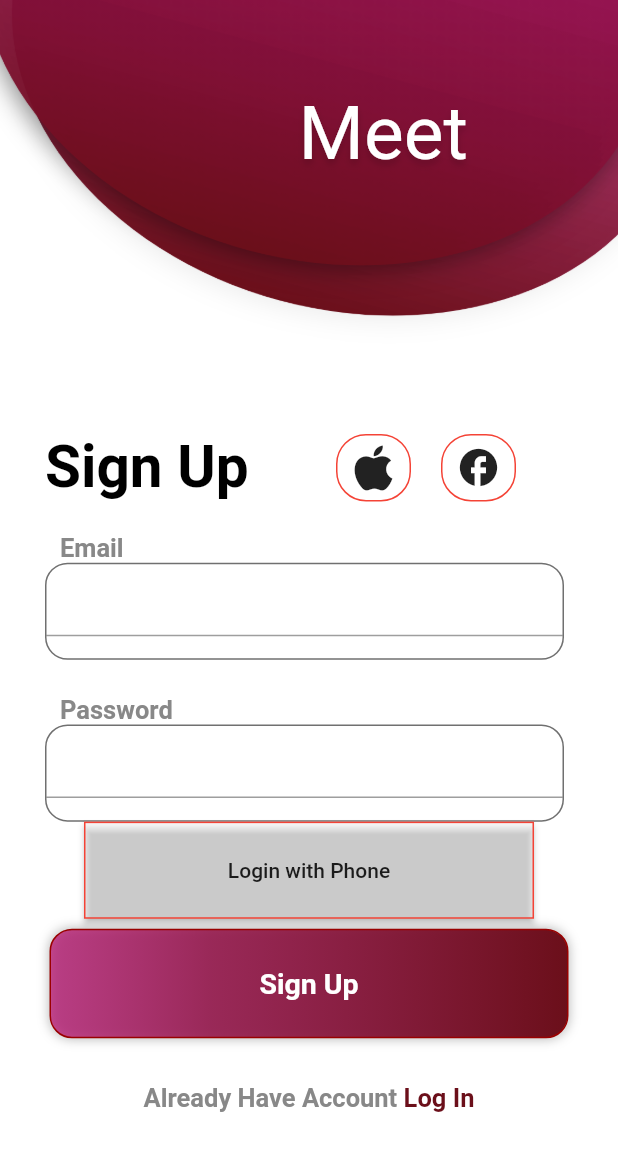
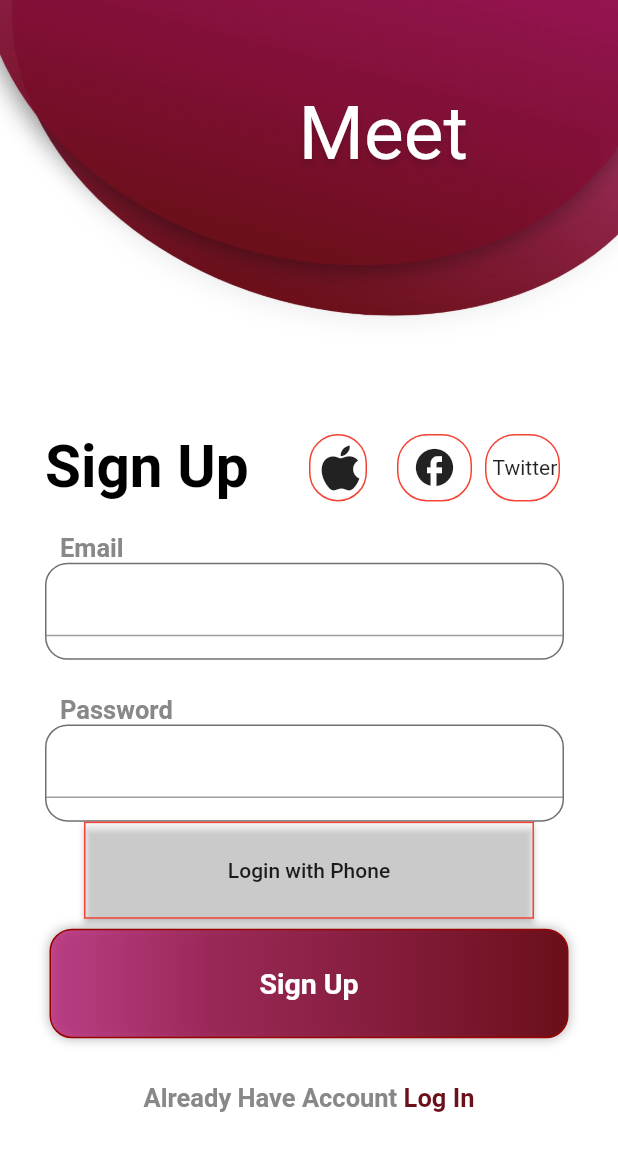
Before and after one commit to farooq958/FlutterFirebasePractice2022, a Flutter app: the screen it shows after launch, on a phone screen of 412 x 824 dp. Shown: the top 1151 px of the screen. Run offline on Flutter 3.47's test engine with Material 2 defaults, Android fonts, the phone set to English and light mode, and no system bars; our stand-ins replace bloc, device_preview, firebase_auth, firebase_core, flutter_bloc, flutter_screenutil and 2 more; missing offline and left inert: flutter_facebook_auth, twitter_login; accounts and stored records are empty; Roboto replaces fonts that are missing (Segoe UI).

Commit message:
Added Twitter Auth v1 v2 flutter

```diff
--- a/lib/cubitss/firebaseotp_state.dart
+++ b/lib/cubitss/firebaseotp_state.dart
@@ -7,10 +7,20 @@ class FirebaseotpInitial extends FirebaseotpState {}
 
 class FirebaseotpLoaded extends FirebaseotpState {}
 
-class FirebaseotpException extends FirebaseotpState {}
+class FirebaseotpException extends FirebaseotpState {
+
+  String? msg;
+  FirebaseotpException({required msg});
+
+}
 class Firebaseotpautofetched extends FirebaseotpState {
 
   late String otpfetchedauto;
   Firebaseotpautofetched({required otpfetchedauto});
 
 }
+class FirebaseotpSentotpcodecheck extends FirebaseotpState {
+
+
+
+}
--- a/lib/shared_component/resuablescreen.dart
+++ b/lib/shared_component/resuablescreen.dart
@@ -1,8 +1,8 @@
-import 'package:firebase_auth/firebase_auth.dart';
+
 import 'package:flutter/material.dart';
 import 'package:flutter_screenutil/flutter_screenutil.dart';
 import 'package:tasky/shared_component/firebase_services.dart';
-import 'package:tasky/views/dashboard_Screen.dart';
+
 import 'package:tasky/views/log_in.dart';
 import 'package:tasky/views/phone_login.dart';
 
@@ -72,18 +72,16 @@ class Reusablescreen {
                                   child: Align(
                                     alignment: Alignment.bottomRight,
                                     child: GestureDetector(
-                                      onLongPress: ()
-                                      {
-
+                                      onLongPress: () {
                                         var snackk = const SnackBar(
-                                          content: Text('Aap soch rahai hongy k ye apple hai lekin ye apple nahi.. kya kre majboori hai .. '),
+                                          content: Text(
+                                              'Aap soch rahai hongy k ye apple hai lekin ye apple nahi.. kya kre majboori hai .. '),
                                         );
-                                        ScaffoldMessenger.of(context).showSnackBar(snackk);
+                                        ScaffoldMessenger.of(context)
+                                            .showSnackBar(snackk);
                                       },
-                                      onTap: ()
-                                      {
+                                      onTap: () {
                                         FirebaseServices().signInWithGoogle();
-
                                       },
                                       child: Container(
                                           width: 50.0,
@@ -107,10 +105,9 @@ FirebaseServices().signInWithGoogle();
                                   child: Align(
                                     alignment: Alignment.bottomLeft,
                                     child: InkWell(
-                                      onTap: ()
-                                      {
-                                        FirebaseServices().signInWithFacebook(context);
-
+                                      onTap: () {
+                                        FirebaseServices()
+                                            .signInWithFacebook(context);
                                       },
                                       child: Container(
                                           width: 50.0,
@@ -128,6 +125,28 @@ FirebaseServices().signInWithGoogle();
                                     ),
                                   ),
                                 ),
+                                Expanded(child:
+                                Align(
+                                  alignment: Alignment.bottomLeft,
+
+                                  child: InkWell(
+                                    onTap: ()
+                                    {
+                 FirebaseServices().signInWithTwitter();
+                                    },
+                                    child: Container(
+                                        width: 50.0,
+                                        height: 45.0,
+                                        decoration: BoxDecoration(
+                                            border:
+                                            Border.all(color: Colors.red),
+                                            shape: BoxShape.rectangle,
+                                            borderRadius:
+                                            BorderRadius.circular(20)),
+                                        child:Center(child: Text(' Twitter'))
+                                    ),
+                                  ),
+                                ))
                               ],
                             ),
                           ))
@@ -176,7 +195,7 @@ FirebaseServices().signInWithGoogle();
                       ),
                     ),
                   ),
-                  Spacer(),
+                  const Spacer(),
                   const Expanded(
                     flex: 1,
                     child: Align(
@@ -224,10 +243,17 @@ FirebaseServices().signInWithGoogle();
                       child: SizedBox(
                         height: 100,
                         width: 300,
-                       child: MaterialButton(onPressed: (){
-    Navigator.push(context, MaterialPageRoute(builder: (context)=>Phoneverfication()));
-
-                       },child: Text('Login with Phone'), color: Colors.white24, shape: Border.all(color: Colors.red),),
+                        child: MaterialButton(
+                          onPressed: () {
+                            Navigator.push(
+                                context,
+                                MaterialPageRoute(
+                                    builder: (context) => const Phoneverfication()));
+                          },
+                          child: Text('Login with Phone'),
+                          color: Colors.white24,
+                          shape: Border.all(color: Colors.red),
+                        ),
                       ),
                     ),
                   ),
@@ -238,7 +264,7 @@ FirebaseServices().signInWithGoogle();
                         onTap: () async {
                           if (Titlename == "Sign Up") {
                             FirebaseServices.SighnUp(
-                                Semailcontroller, Spaswdcontroller,context);
+                                Semailcontroller, Spaswdcontroller, context);
                             // Navigator.push(context, MaterialPageRoute(builder: (context)=> LogIn() ));
                           }
                           if (Titlename == "Log In") {
--- a/lib/views/dashboard_Screen.dart
+++ b/lib/views/dashboard_Screen.dart
@@ -6,7 +6,6 @@ import 'package:tasky/shared_component/firebase_services.dart';
 import 'package:tasky/shared_component/resuablescreen.dart';
 
 class DashboardScreen extends StatefulWidget {
-
   final bool check;
   const DashboardScreen(this.check, {Key? key}) : super(key: key);
 
@@ -17,6 +16,7 @@ class DashboardScreen extends StatefulWidget {
 class _DashboardScreenState extends State<DashboardScreen> {
   final GlobalKey<ScaffoldState> _key = GlobalKey();
   final bool check;
+
 _DashboardScreenState(this.check);
 
   List<String> images = [
@@ -123,7 +123,7 @@ _DashboardScreenState(this.check);
                   ),
                 ),
                 Center(
-                    child:check==false? Text(" Logged in as ${FirebaseServices.getcurrentUseremail()}"):Text(" Logged in as ${FirebaseAuth.instance.currentUser!.phoneNumber}")),
+                    child:check==false? Text(" Logged in as ${FirebaseAuth.instance.currentUser!.displayName}")  :Text(" Logged in as ${FirebaseAuth.instance.currentUser!.phoneNumber}")),
                 MaterialButton(onPressed: () async {
 
                  // FirebaseServices.Signout();
--- a/pubspec.yaml
+++ b/pubspec.yaml
@@ -42,6 +42,7 @@ dependencies:
   shared_preferences: ^2.0.15
   flutter_bloc: ^8.0.1
   flutter_facebook_auth: ^4.4.0+1
+  twitter_login: ^4.2.3
 dev_dependencies:
   flutter_test:
     sdk: flutter
```
Also changed, not shown: lib/cubitss/firebaseotp_cubit.dart (+30 -11 lines), lib/shared_component/firebase_services.dart (+26 -1 lines), lib/views/log_in.dart (+5 -2 lines), lib/views/phone_login.dart (+19 -0 lines), pubspec.lock, 1 other file. Lines whose indentation alone changed are shown as unchanged.
